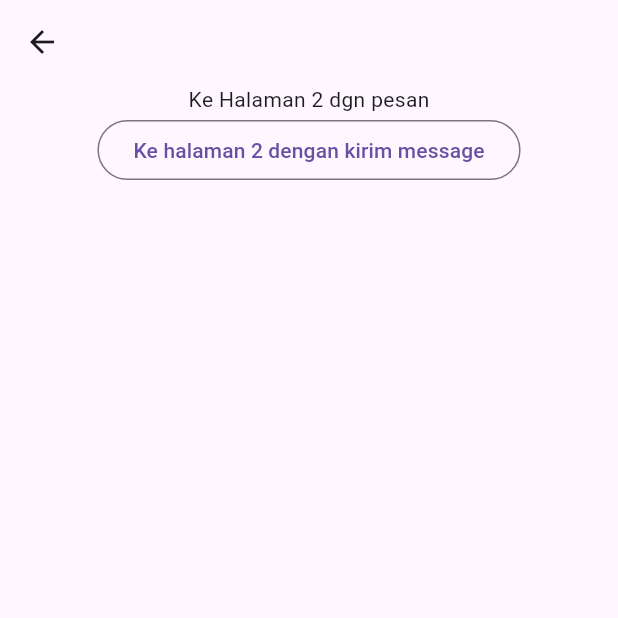
After one commit to ukasyaaah/dart-flutter-dicoding, a Flutter app: the screen it shows after launch, after a tap on "Navigation", on a phone screen of 412 x 824 dp, the top half of it. The commit adds this screen. Run offline on Flutter 3.47's test engine with Material 3 defaults, Android fonts, the phone set to English and light mode, and no system bars.

Commit message:
test: responsive & navigation between 2 pages with message

```diff
--- a/flutter_dicoding/lib/main.dart
+++ b/flutter_dicoding/lib/main.dart
@@ -1,4 +1,6 @@
 import 'package:flutter/material.dart';
+import 'package:flutter_dicoding/screens/media_query.dart';
+import 'package:flutter_dicoding/screens/navigation/first.dart';
 import 'package:flutter_dicoding/screens/widget.dart';
 import 'package:flutter_dicoding/screens/first_screen.dart';
 import 'package:flutter_dicoding/screens/home.dart';
@@ -19,6 +21,8 @@ class MyApp extends StatelessWidget {
         '/': (context) => Home(),
         '/first': (context) => FirstScreen(),
         '/widget': (context) => WidgetScreen(),
+        '/mq': (context) => MediaQueryScreen(),
+        '/nav': (context) => FirstNavScreen(),
       },
     );
   }
--- a/flutter_dicoding/lib/screens/home.dart
+++ b/flutter_dicoding/lib/screens/home.dart
@@ -36,6 +36,10 @@ class Home extends StatelessWidget {
               color: Colors.lightBlueAccent,
               route: '/widget',
             ),
+            SizedBox(height: 10),
+            TeBu(text: 'Media Query', color: Colors.teal, route: '/mq'),
+            SizedBox(height: 10),
+            TeBu(text: 'Navigation', color: Colors.yellowAccent, route: '/nav'),
           ],
         ),
       ),
--- /dev/null
+++ b/flutter_dicoding/lib/screens/navigation/first.dart
@@ -0,0 +1,33 @@
+import 'package:flutter/material.dart';
+import 'package:flutter_dicoding/screens/navigation/second.dart';
+
+class FirstNavScreen extends StatelessWidget {
+  final String message = 'From First Page';
+
+  const FirstNavScreen({super.key});
+
+  @override
+  Widget build(BuildContext context) {
+    return Scaffold(
+      appBar: AppBar(),
+      body: Center(
+        child: Column(
+          children: [
+            Text('Ke Halaman 2 dgn pesan'),
+            OutlinedButton(
+              onPressed: () {
+                Navigator.of(context).push(
+                  MaterialPageRoute(
+                    builder: (BuildContext context) =>
+                        SecondScreen(message: message),
+                  ),
+                );
+              },
+              child: Text('Ke halaman 2 dengan kirim message'),
+            ),
+          ],
+        ),
+      ),
+    );
+  }
+}
```
Also changed, not shown: flutter_dicoding/lib/screens/media_query.dart (added, +28 -0 lines), flutter_dicoding/lib/screens/navigation/second.dart (added, +27 -0 lines).
